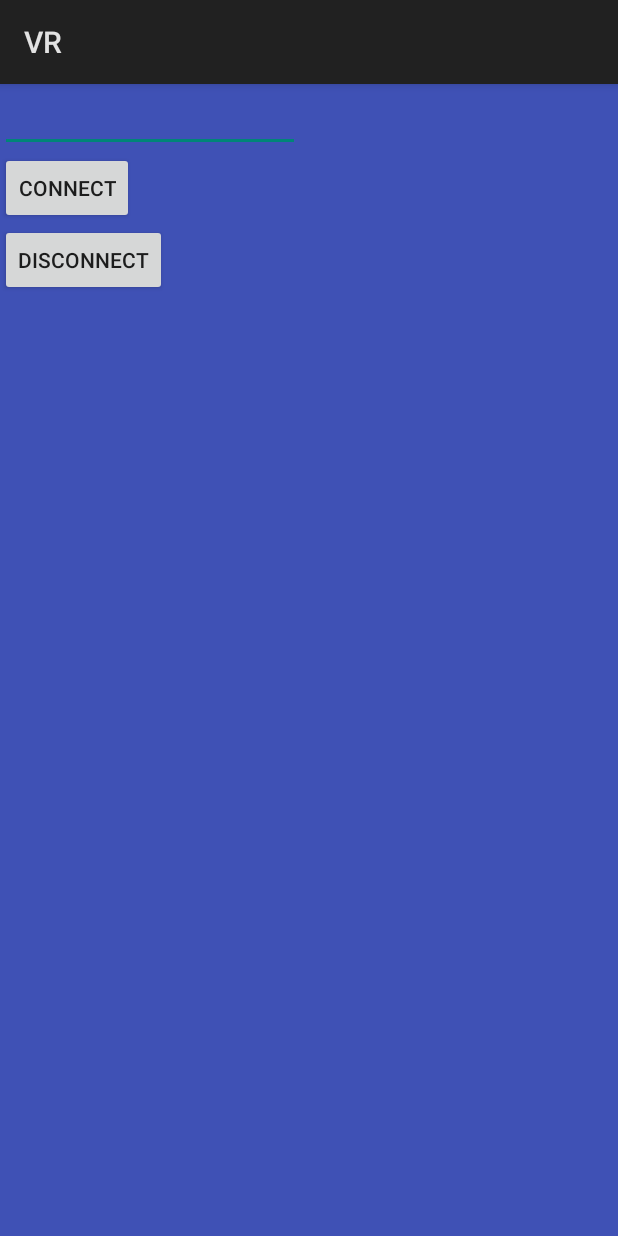
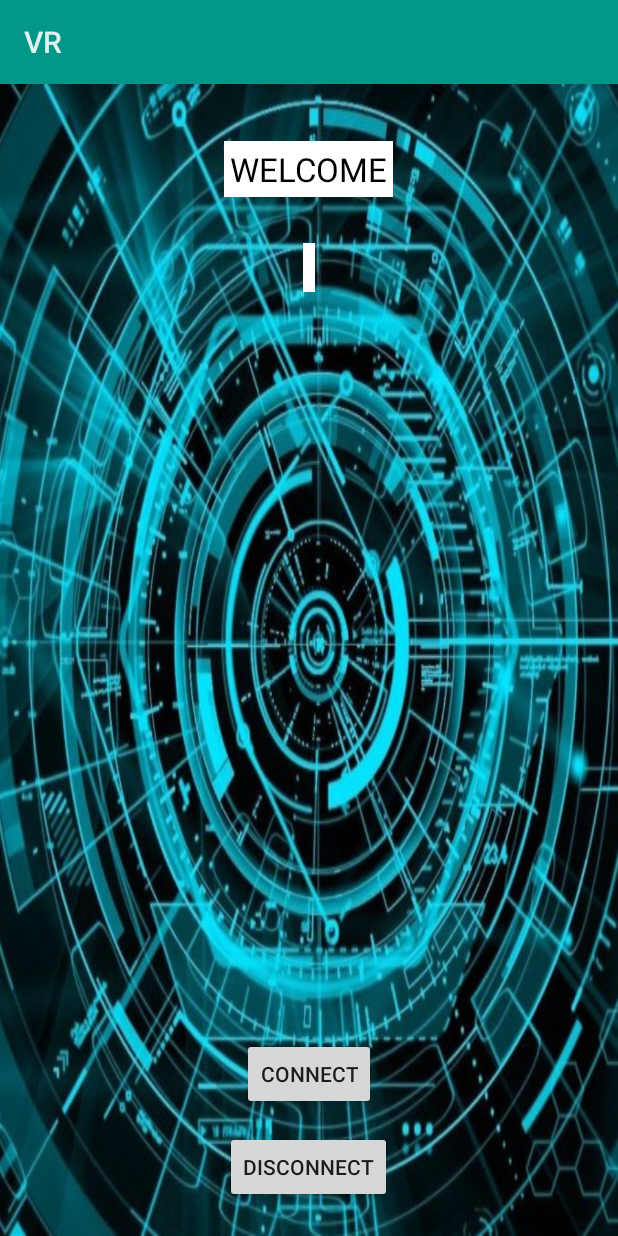
Before and after one commit to amit5k/BOT, an Android app: the screen it shows after launch (MainActivity), on a phone screen of 412 x 824 dp. Run offline under Robolectric (Android 15) with nearby library versions, the phone set to English and light mode, and no system bars.

Commit message:
Error removed

```diff
--- a/app/src/main/res/layout/activity_main.xml
+++ b/app/src/main/res/layout/activity_main.xml
@@ -4,31 +4,58 @@
     android:id="@+id/activity_main"
     android:layout_width="match_parent"
     android:layout_height="match_parent"
-    android:background="@color/colorPrimary"
+    android:background="@drawable/background"
     tools:context="com.example.amit.vr.MainActivity">
+
 
     <EditText
         android:id="@+id/serverIpEditText"
         android:layout_width="wrap_content"
         android:layout_height="wrap_content"
-        android:width="200dp"
+        android:layout_alignParentTop="true"
+        android:layout_centerHorizontal="true"
+        android:layout_marginTop="106dp"
+        android:background="#ffffff"
         android:inputType="textUri|numberDecimal"
-        android:selectAllOnFocus="true" />
+        android:labelFor="@+id/serverIpEditText"
+        android:padding="4dp"
+        android:selectAllOnFocus="true"
+
+        android:textColor="#000000"
+        android:textSize="18sp" />
 
     <Button
         android:id="@+id/send"
         android:layout_width="wrap_content"
         android:layout_height="wrap_content"
-        android:layout_below="@+id/serverIpEditText"
+        android:layout_above="@+id/dis"
+        android:layout_centerHorizontal="true"
+        android:layout_marginBottom="14dp"
         android:onClick="OnConnect"
-        android:text="Connect" />
+        android:text="@string/connect" />
 
     <Button
-    android:id="@+id/dis"
-    android:layout_width="wrap_content"
-    android:layout_height="wrap_content"
-    android:layout_below="@+id/send"
+        android:id="@+id/dis"
+        android:layout_width="wrap_content"
+        android:layout_height="wrap_content"
+        android:layout_alignParentBottom="true"
+        android:layout_centerHorizontal="true"
+        android:layout_marginBottom="22dp"
         android:onClick="DisConnect"
-        android:text="DisConnect" />
+        android:text="@string/disconnect" />
+
+    <TextView
+        android:id="@+id/welcome"
+        android:layout_width="wrap_content"
+        android:layout_height="wrap_content"
+        android:layout_alignParentTop="true"
+        android:layout_centerHorizontal="true"
+        android:layout_marginTop="38dp"
+        android:background="#ffffff"
+        android:padding="4dp"
+        android:text="@string/welcome"
+        android:textAllCaps="true"
+        android:textColor="#000000"
+        android:textSize="22sp" />
 
 </RelativeLayout>
--- a/app/src/main/res/values/colors.xml
+++ b/app/src/main/res/values/colors.xml
@@ -1,6 +1,6 @@
 <?xml version="1.0" encoding="utf-8"?>
 <resources>
     <color name="colorPrimary">#3F51B5</color>
-    <color name="colorPrimaryDark">#303F9F</color>
-    <color name="colorAccent">#FF4081</color>
+    <color name="colorPrimaryDark">#26A69A</color>
+    <color name="colorAccent">#26A69A</color>
 </resources>
--- a/app/src/main/res/values/strings.xml
+++ b/app/src/main/res/values/strings.xml
@@ -1,3 +1,6 @@
 <resources>
     <string name="app_name">VR</string>
+    <string name="welcome">Welcome</string>
+    <string name="disconnect">Disconnect</string>
+    <string name="connect">Connect</string>
 </resources>
--- a/app/src/main/res/values/styles.xml
+++ b/app/src/main/res/values/styles.xml
@@ -3,6 +3,9 @@
     <!-- Base application theme. -->
     <style name="AppTheme" parent="android:Theme.Material.Light.DarkActionBar">
         <!-- Customize your theme here. -->
+        <item name="android:colorPrimary">#009688</item>
+        <item name="android:colorPrimaryDark">#004D40</item>
+
     </style>
 
 </resources>
```
Also changed, not shown: app/src/main/res/drawable/background.jpg (added), app/src/main/res/drawable/technology.jpg (added).
